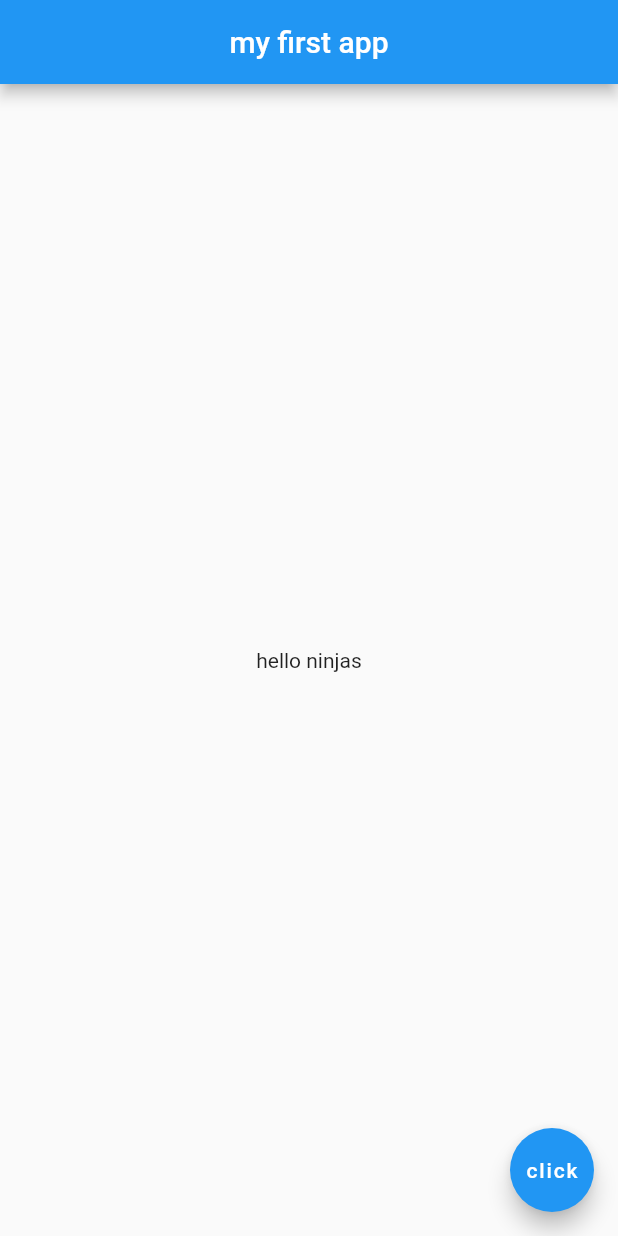
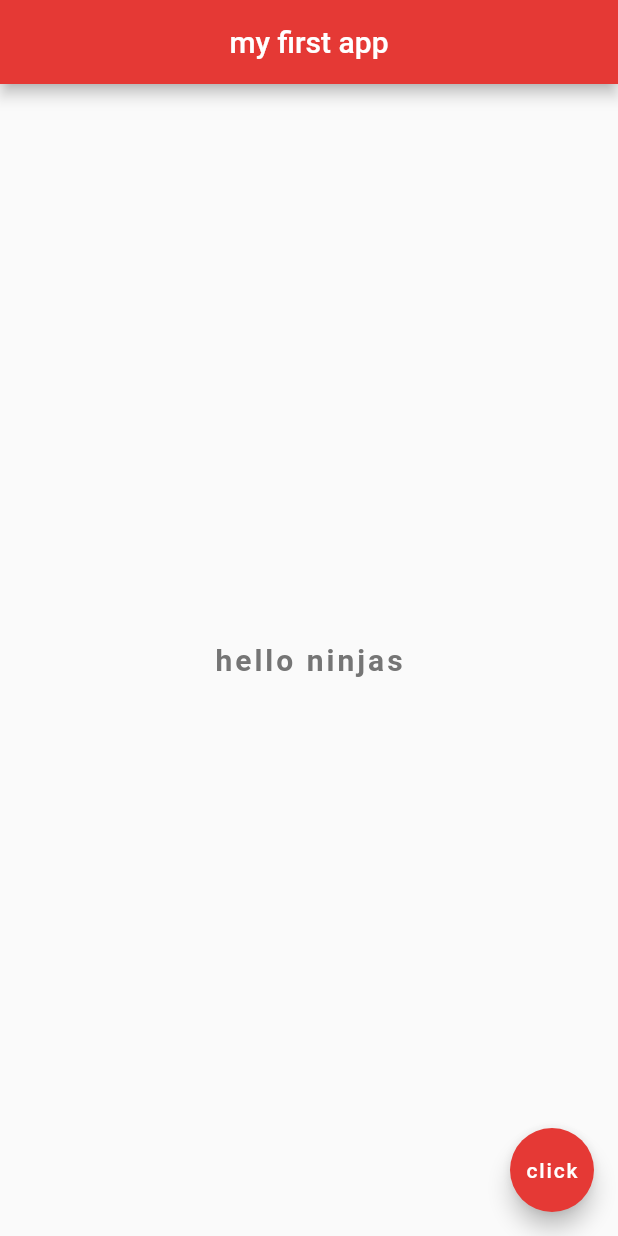
Before and after one commit to kurtreyn/flutter_practice, a Flutter app: the screen it shows after launch, on a phone screen of 412 x 824 dp. Run offline on Flutter 3.47's test engine with Material 2 defaults, Android fonts, the phone set to English and light mode, and no system bars.

```diff
--- a/lib/main.dart
+++ b/lib/main.dart
@@ -1,17 +1,36 @@
 import 'package:flutter/material.dart';
 
 void main() => runApp(MaterialApp(
-  home: Scaffold(
+  home: Home(),
+));
+
+class Home extends StatelessWidget {
+  // const Home({Key? key}) : super(key: key);
+
+  @override
+  Widget build(BuildContext context) {
+    return Scaffold(
       appBar: AppBar(
         title: Text('my first app'),
         centerTitle: true,
+        backgroundColor: Colors.red[600],
       ),
       body: Center(
-      child: Text('hello ninjas'),
+        child: Text(
+            'hello ninjas',
+            style: TextStyle(
+                fontSize: 20.0,
+                fontWeight: FontWeight.bold,
+                letterSpacing: 2.0,
+                color: Colors.grey[600]
+            )
+        ),
       ),
       floatingActionButton: FloatingActionButton(
         onPressed: () {  },
-      child: Text('click')
+        child: Text('click'),
+        backgroundColor: Colors.red[600],
       ),
-  ),
-));
+    );
+  }
+}
```
Lines whose indentation alone changed are shown as unchanged.
